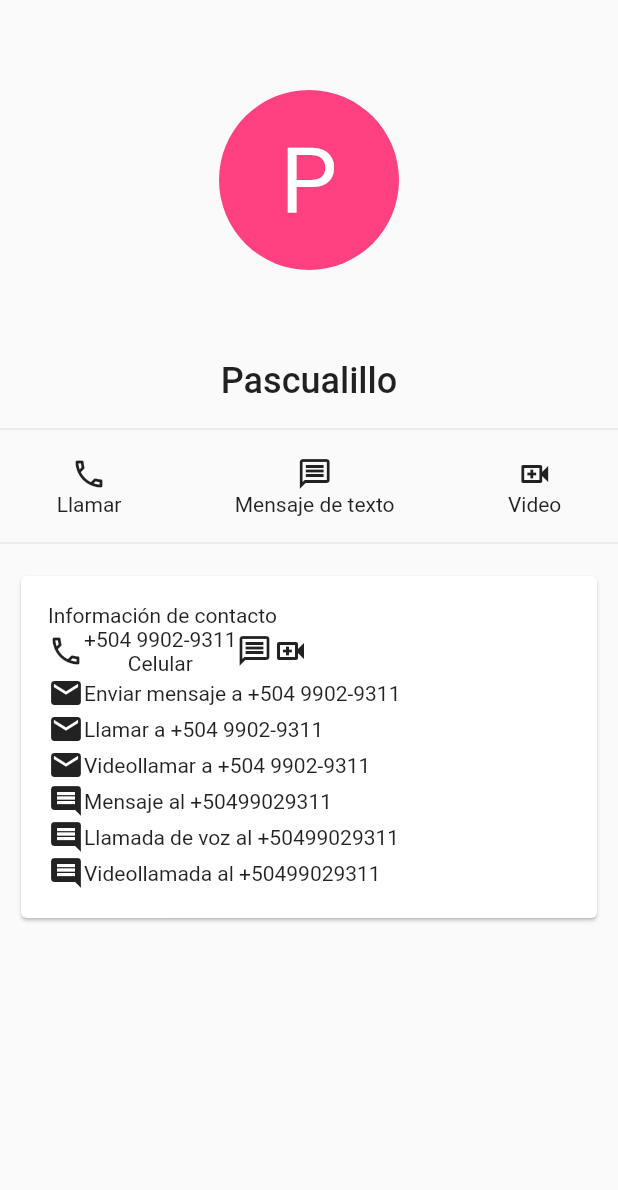
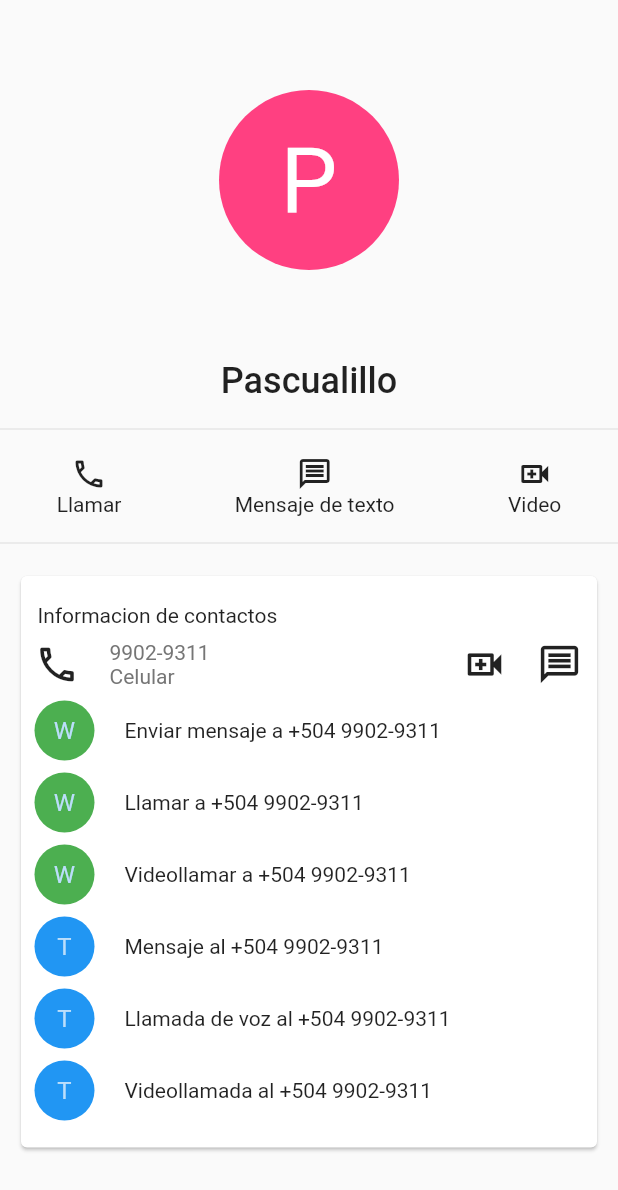
Before and after one commit to ccbaide86/contacto, a Flutter app: the screen it shows after launch, on a phone screen of 412 x 824 dp. Shown: the top 1190 px of the screen. Run offline on Flutter 3.47's test engine with Material 2 defaults, Android fonts, the phone set to English and light mode, and no system bars.

Commit message:
Fourth Commit

```diff
--- a/lib/pages/card.dart
+++ b/lib/pages/card.dart
@@ -1,3 +1,4 @@
+import 'package:contacto/widgets/rows.dart';
 import 'package:flutter/material.dart';
 
 class RowsCard extends StatelessWidget {
@@ -7,40 +8,75 @@ class RowsCard extends StatelessWidget {
   Widget build(BuildContext context) {
     return const Card(
       child: Padding(
-        padding: EdgeInsets.all(18.0),
+        padding: EdgeInsets.symmetric(vertical: 18.0),
         child: Column(
           children: [
-            Row(
-              children: [Text('Información de contacto'),],
+            Padding(
+              padding: EdgeInsets.only(bottom: 9, left: 11),
+              child: Row(
+                children: [
+                  Text('Informacion de contactos'),
+                ],
+              ),
             ),
             Row(
-              children: [Icon(Icons.phone_outlined),
+              mainAxisAlignment: MainAxisAlignment.start,
+              mainAxisSize: MainAxisSize.max,
+              children: [
+                Padding(
+                  padding: EdgeInsets.only(left: 9, right: 20),
+                  child: Icon(Icons.phone_outlined, size: 30),
+                ),
                 Column(
+                  crossAxisAlignment: CrossAxisAlignment.start,
+                  mainAxisAlignment: MainAxisAlignment.end,
+                  mainAxisSize: MainAxisSize.max,
                   children: [
-                            Text('+504 9902-9311'),
-                            Text('Celular'),],
+                    Text(
+                      "9902-9311",
+                      style: TextStyle(
+                        fontSize: 14,
+                        color: Color.fromARGB(255, 118, 118, 118),
+                        fontWeight: FontWeight.w400,
                       ),
-                        Icon(Icons.message_outlined),
-                        Icon(Icons.video_call_outlined),],
                     ),
-            Row(
-              children: [Icon(Icons.mail),Text('Enviar mensaje a +504 9902-9311'),],
+                    Text(
+                      "Celular",
+                      style: TextStyle(
+                        fontSize: 14,
+                        color: Color.fromARGB(255, 118, 118, 118),
+                        fontWeight: FontWeight.w400,
                       ),
-            Row(
-              children: [Icon(Icons.mail),Text('Llamar a +504 9902-9311'),],
                     ),
-            Row(
-              children: [Icon(Icons.mail),Text('Videollamar a +504 9902-9311'),],
+                  ],
                 ),
-            Row(
-              children: [Icon(Icons.comment),Text('Mensaje al +50499029311'),],
+                Spacer(),
+                Padding(
+                  padding: EdgeInsets.symmetric(horizontal: 10.0),
+                  child: Row(
+                    mainAxisSize: MainAxisSize.max,
+                    mainAxisAlignment: MainAxisAlignment.end,
+                    children: [
+                      Icon(
+                        Icons.video_call_outlined,
+                        size: 30,
                       ),
-            Row(
-              children: [Icon(Icons.comment),Text('Llamada de voz al +50499029311'),],
+                      SizedBox(
+                        width: 20,
                       ),
-            Row(
-              children: [Icon(Icons.comment),Text('Videollamada al +50499029311'),],
+                      Icon(
+                        Icons.message_outlined,
+                        size: 30,
                       ),
+                    ],
+                  ),
+                )
+              ],
+            ),
+            SizedBox(
+              height: 8,
+            ),
+            Rows()
           ],
         ),
       ),
--- a/lib/pages/home_page.dart
+++ b/lib/pages/home_page.dart
@@ -1,5 +1,5 @@
 import "package:contacto/pages/card.dart";
-import "package:contacto/widgets/iconos.dart";
+import 'package:contacto/widgets/icons.dart';
 import "package:flutter/material.dart";
 
 class HomePage extends StatefulWidget {
--- /dev/null
+++ b/lib/widgets/rows.dart
@@ -0,0 +1,118 @@
+import 'package:flutter/material.dart';
+
+class Rows extends StatelessWidget {
+  const Rows({super.key});
+
+  @override
+  Widget build(BuildContext context) {
+    return const Column(
+      children: [
+        Padding(
+          padding: EdgeInsets.symmetric(horizontal: 9.0),
+          child: Row(
+            children: [
+              CircleAvatar(
+                backgroundColor: Colors.green,
+                child: Text("W"),
+              ),
+              SizedBox(
+                width: 20,
+              ),
+              Text("Enviar mensaje a +504 9902-9311"),
+            ],
+          ),
+        ),
+        SizedBox(
+          height: 8,
+        ),
+        Padding(
+          padding: EdgeInsets.symmetric(horizontal: 9.0),
+          child: Row(
+            children: [
+              CircleAvatar(
+                backgroundColor: Colors.green,
+                child: Text("W"),
+              ),
+              SizedBox(
+                width: 20,
+              ),
+              Text("Llamar a +504 9902-9311"),
+            ],
+          ),
+        ),
+        SizedBox(
+          height: 8,
+        ),
+        Padding(
+          padding: EdgeInsets.symmetric(horizontal: 9.0),
+          child: Row(
+            children: [
+              CircleAvatar(
+                backgroundColor: Colors.green,
+                child: Text("W"),
+              ),
+              SizedBox(
+                width: 20,
+              ),
+              Text("Videollamar a +504 9902-9311"),
+            ],
+          ),
+        ),
+        SizedBox(
+          height: 8,
+        ),
+        Padding(
+          padding: EdgeInsets.symmetric(horizontal: 9.0),
+          child: Row(
+            children: [
+              CircleAvatar(
+                backgroundColor: Colors.blue,
+                child: Text("T"),
+              ),
+              SizedBox(
+                width: 20,
+              ),
+              Text("Mensaje al +504 9902-9311"),
+            ],
+          ),
+        ),
+        SizedBox(
+          height: 8,
+        ),
+        Padding(
+          padding: EdgeInsets.symmetric(horizontal: 9.0),
+          child: Row(
+            children: [
+              CircleAvatar(
+                backgroundColor: Colors.blue,
+                child: Text("T"),
+              ),
+              SizedBox(
+                width: 20,
+              ),
+              Text("Llamada de voz al +504 9902-9311"),
+            ],
+          ),
+        ),
+        SizedBox(
+          height: 8,
+        ),
+        Padding(
+          padding: EdgeInsets.symmetric(horizontal: 9.0),
+          child: Row(
+            children: [
+              CircleAvatar(
+                backgroundColor: Colors.blue,
+                child: Text("T"),
+              ),
+              SizedBox(
+                width: 20,
+              ),
+              Text("Videollamada al +504 9902-9311"),
+            ],
+          ),
+        ),
+      ],
+    );
+  }
+}
```
Also changed, not shown: lib/widgets/icons.dart (renamed from lib/widgets/iconos.dart). Lines whose indentation alone changed are shown as unchanged.
